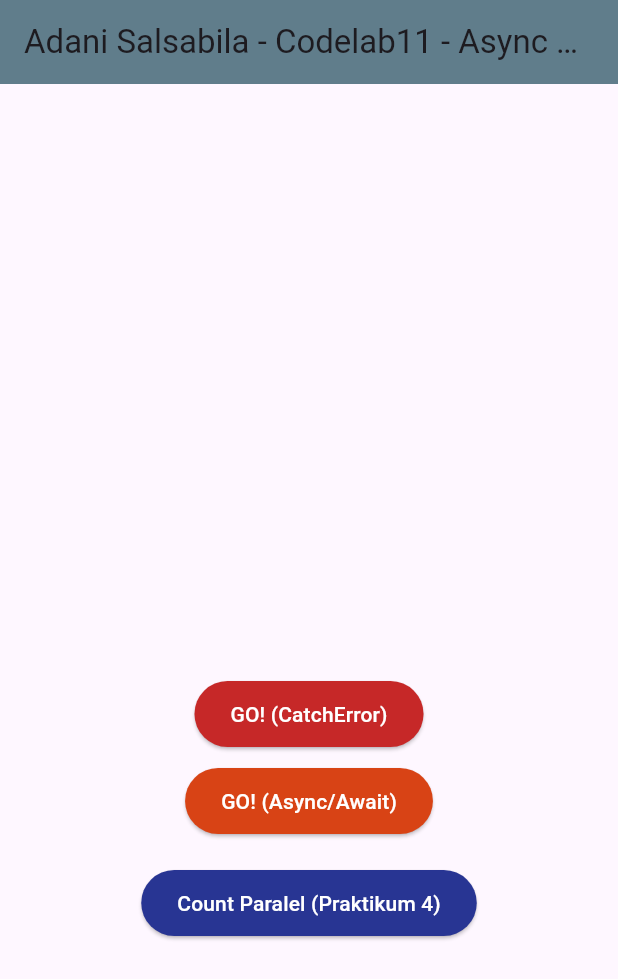
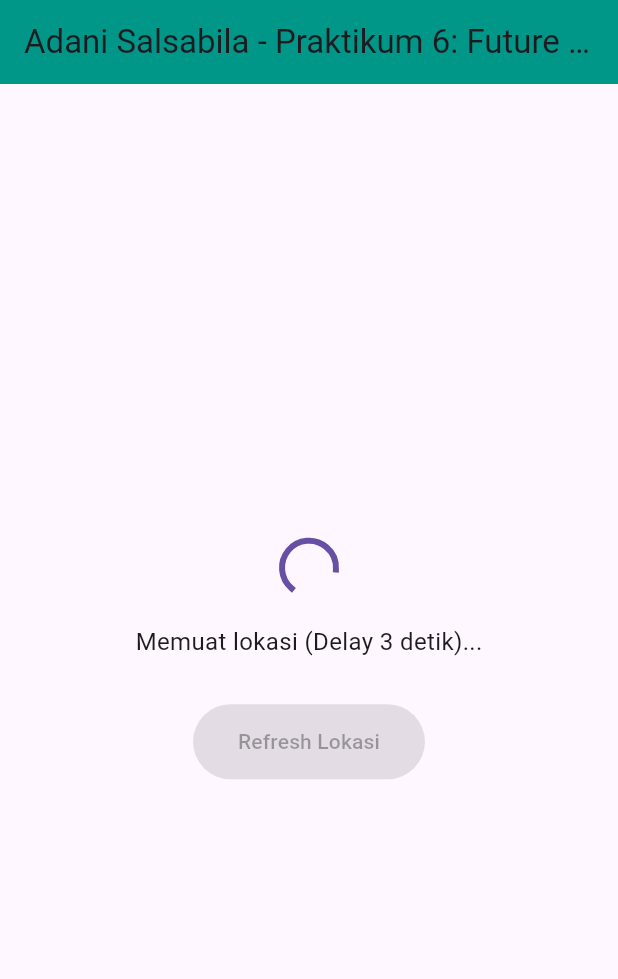
Before and after one commit to adanisalsabila/PemrogramanMobile_AdaniSalsabila_TI3F, a Flutter app: the first screen one second after launch, on a phone screen of 412 x 824 dp. Shown: the top 979 px of the screen. Run offline on Flutter 3.47's test engine with Material 3 defaults, Android fonts, the phone set to English and light mode, and no system bars; our stand-ins replace auto_size_text, camera, geolocator.

Commit message:
Codelab11

```diff
--- /dev/null
+++ b/Codelab11/books/lib/geolocation.dart
@@ -0,0 +1,138 @@
+// lib/geolocation.dart
+
+import 'package:flutter/material.dart';
+import 'package:geolocator/geolocator.dart'; // Import geolocator
+
+// ===========================================
+// Langkah 4: Buat StatefulWidget
+// ===========================================
+class LocationScreen extends StatefulWidget {
+  const LocationScreen({super.key});
+
+  @override
+  State<LocationScreen> createState() => _LocationScreenState();
+}
+
+// ===========================================
+// Langkah 5: Isi kode geolocation.dart
+// ===========================================
+class _LocationScreenState extends State<LocationScreen> {
+  // State: Variabel yang akan menyimpan lokasi dan status loading
+  String _result = 'Tekan tombol untuk mendapatkan lokasi...';
+  Position? _currentPosition;
+  bool _isLoading = false; // Digunakan untuk menampilkan CircularProgressIndicator
+
+  @override
+  void initState() {
+    super.initState();
+    // Panggil method getPosition saat widget pertama kali dibuat
+    getPosition();
+  }
+
+  // Method async untuk mendapatkan posisi GPS
+  Future<void> getPosition() async {
+    // 1. Set loading state
+    setState(() {
+      _isLoading = true;
+      _result = 'Sedang mencari lokasi...';
+    });
+
+    try {
+      // Cek apakah layanan lokasi aktif
+      bool serviceEnabled = await Geolocator.isLocationServiceEnabled();
+      if (!serviceEnabled) {
+        throw Exception('Layanan lokasi tidak aktif.');
+      }
+
+      // Cek izin akses lokasi
+      LocationPermission permission = await Geolocator.checkPermission();
+      if (permission == LocationPermission.denied) {
+        permission = await Geolocator.requestPermission();
+        if (permission == LocationPermission.denied) {
+          throw Exception('Izin lokasi ditolak.');
+        }
+      }
+      if (permission == LocationPermission.deniedForever) {
+        throw Exception('Izin lokasi ditolak permanen. Silakan ubah di pengaturan.');
+      }
+
+      // ===========================================
+      // Soal 12: Tambahkan delay di sini
+      await Future.delayed(const Duration(seconds: 3));
+      // ===========================================
+
+      // Ambil posisi saat ini
+      Position position = await Geolocator.getCurrentPosition(
+          desiredAccuracy: LocationAccuracy.high);
+
+      // 2. Update state setelah mendapatkan posisi
+      setState(() {
+        _currentPosition = position;
+        _result =
+          'Lat: ${_currentPosition!.latitude.toStringAsFixed(6)}\n'
+          'Long: ${_currentPosition!.longitude.toStringAsFixed(6)}';
+        _isLoading = false;
+      });
+
+    } catch (e) {
+      // 3. Update state jika terjadi error
+      setState(() {
+        _result = 'Gagal mendapatkan lokasi: ${e.toString()}';
+        _isLoading = false;
+      });
+      print(e);
+    }
+  }
+
+  @override
+  Widget build(BuildContext context) {
+    return Scaffold(
+      appBar: AppBar(
+        // Soal 11: Tambahkan nama panggilan
+        title: const Text('Adani Salsabila - Praktikum 6: Future & StatefulWidget'),
+        backgroundColor: Colors.teal,
+      ),
+      body: Center(
+        child: Column(
+          mainAxisAlignment: MainAxisAlignment.center,
+          children: <Widget>[
+            // ===========================================
+            // Langkah 8: Tambahkan animasi loading (conditional)
+            // ===========================================
+            if (_isLoading)
+              const Column(
+                children: [
+                  CircularProgressIndicator(),
+                  SizedBox(height: 20),
+                  Text('Memuat lokasi (Delay 3 detik)...', style: TextStyle(fontSize: 16)),
+                ],
+              )
+            else
+              // Tampilkan hasil
+              Padding(
+                padding: const EdgeInsets.all(20.0),
+                child: Text(
+                  _result,
+                  textAlign: TextAlign.center,
+                  style: const TextStyle(fontSize: 20, fontWeight: FontWeight.bold),
+                ),
+              ),
+
+            const SizedBox(height: 30),
+
+            // Tombol untuk memuat ulang lokasi
+            ElevatedButton(
+              onPressed: _isLoading ? null : getPosition, // Disable saat loading
+              style: ElevatedButton.styleFrom(
+                backgroundColor: Colors.teal,
+                foregroundColor: Colors.white,
+                padding: const EdgeInsets.symmetric(horizontal: 30, vertical: 15),
+              ),
+              child: const Text('Refresh Lokasi'),
+            ),
+          ],
+        ),
+      ),
+    );
+  }
+}
--- a/Codelab11/books/lib/main.dart
+++ b/Codelab11/books/lib/main.dart
@@ -1,7 +1,250 @@
+// import 'package:flutter/material.dart';
+// import 'package:http/http.dart' as http;
+// import 'dart:async'; // dart:async (untuk Future, Completer)
+// // import 'package:async/async.dart'; // FutureGroup memerlukan impor ini
+// import 'package:books/geolocation.dart'; // Import file baru
+
+// void main() => runApp(const MyApp());
+
+// class MyApp extends StatelessWidget {
+//   const MyApp({super.key});
+
+//   @override
+//   Widget build(BuildContext context) {
+//     return MaterialApp(
+//       title: 'Pemrograman Asynchronous Flutter',
+//       theme: ThemeData(primarySwatch: Colors.blue),
+//       // home: const FuturePage(),
+//       home: const LocationScreen(),
+//     );
+//   }
+// }
+
+// class FuturePage extends StatefulWidget {
+//   const FuturePage({super.key});
+
+//   @override
+//   State<FuturePage> createState() => _FuturePageState();
+// }
+
+// class _FuturePageState extends State<FuturePage> {
+//   // Variabel untuk menyimpan hasil data
+//   String result = '';
+//   // Variabel untuk mengontrol status loading
+//   bool isDataLoading = false;
+
+//   // Praktikum 1: Method untuk mengambil data (Tidak digunakan)
+//   Future<http.Response> getData() {
+//     const String path = 'https://www.googleapis.com/books/v1/volumes/pJmyEAAAQBAJ';
+//     final Uri uri = Uri.parse(path);
+//     return http.get(uri);
+//   }
+
+//   // Praktikum 2: Tiga method async/await yang masing-masing 3 detik
+//   Future<int> returnOneAsync() async {
+//     await Future.delayed(const Duration(seconds: 3));
+//     return 1;
+//   }
+
+//   Future<int> returnTwoAsync() async {
+//     await Future.delayed(const Duration(seconds: 3));
+//     return 2;
+//   }
+
+//   Future<int> returnThreeAsync() async {
+//     await Future.delayed(const Duration(seconds: 3));
+//     return 3;
+//   }
+
+//   // Praktikum 2: Metode yang menjalankan Future secara BERURUTAN (Total 9 detik)
+//   Future<int> count() async {
+//     int total = 0;
+//     total += await returnOneAsync(); // 3s
+//     total += await returnTwoAsync(); // + 3s
+//     total += await returnThreeAsync(); // + 3s
+//     return total;
+//   }
+
+//   // =======================================================
+//   // Praktikum 3: Menggunakan Completer (Kode dipertahankan)
+//   late Completer completer;
+
+//   Future getNumber() {
+//     completer = Completer<int>();
+//     calculate();
+//     return completer.future;
+//   }
+
+//   Future calculate() async {
+//     await Future.delayed(const Duration(seconds : 3));
+//     completer.complete(42);
+//   }
+//   // =======================================================
+
+//   // Praktikum 4: Memanggil Future secara PARALEL
+//   Future<int> countParalel() async {
+//     final results = await Future.wait<int>([
+//       returnOneAsync(),
+//       returnTwoAsync(),
+//       returnThreeAsync(),
+//     ]);
+//     int total = results.reduce((sum, element) => sum + element);
+//     return total;
+//   }
+
+//   // =======================================================
+//   // Praktikum 5: Menangani Respon Error pada Async Code
+
+//   // Langkah 1: Method yang akan melempar error
+//   Future<String> getError() async {
+//     await Future.delayed(const Duration(seconds: 2));
+//     throw Exception('Simulasi Kegagalan Data (Praktikum 5)');
+//   }
+
+//   // Langkah 4: Method untuk menangani error menggunakan pola async/await
+//   Future<void> handleErrorAsync() async {
+//     try {
+//       // Panggil Future yang berpotensi gagal
+//       await getError();
+//     } catch (e) {
+//       // Tangkap error dan perbarui UI
+//       setState(() {
+//         result = 'Error Ditangani (Async/Await): ${e.toString()}';
+//         isDataLoading = false;
+//       });
+//       // Menampilkan di console untuk konfirmasi bahwa error tertangani
+//       print('Complete: Error tertangani dengan async/await');
+//     }
+//   }
+
+//   // =======================================================
+
+
+//   @override
+//   Widget build(BuildContext context) {
+//     return Scaffold(
+//       appBar: AppBar(
+//         title: const Text('Adani Salsabila - Codelab11 - Async Programming'),
+//         backgroundColor: Colors.blueGrey,
+//       ),
+//       body: Center(
+//         child: Column(
+//           children: <Widget>[
+//             const Spacer(),
+//             Expanded(
+//               child: Center(
+//                 child: isDataLoading
+//                     ? const CircularProgressIndicator()
+//                     : Padding(
+//                         padding: const EdgeInsets.all(16.0),
+//                         child: Text(
+//                           result,
+//                           textAlign: TextAlign.center,
+//                           style: const TextStyle(fontSize: 16, fontWeight: FontWeight.w500),
+//                         ),
+//                       ),
+//               ),
+//             ),
+
+//             // Praktikum 5, Langkah 2: Menangani error menggunakan .catchError()
+//             ElevatedButton(
+//               style: ElevatedButton.styleFrom(
+//                 padding: const EdgeInsets.symmetric(horizontal: 24, vertical: 12),
+//                 backgroundColor: Colors.red[800], // Warna untuk error handling
+//                 foregroundColor: Colors.white,
+//               ),
+//               onPressed: () {
+//                 setState(() {
+//                   isDataLoading = true;
+//                   result = 'Loading... Menunggu 2 detik untuk hasil error.';
+//                 });
+
+//                 // Panggil Future yang berpotensi gagal, dan gunakan .catchError()
+//                 getError().then((value) {
+//                   // Blok ini hanya dieksekusi jika sukses (tidak akan dieksekusi)
+//                   setState(() {
+//                     result = 'Sukses: $value';
+//                     isDataLoading = false;
+//                   });
+//                 }).catchError((e) {
+//                   // Blok ini dieksekusi karena ada error
+//                   setState(() {
+//                     result = 'Error Ditangani (.catchError): ${e.toString()}';
+//                     isDataLoading = false;
+//                   });
+//                   // Menampilkan di console
+//                   print('Complete: Error tertangani dengan .catchError()');
+//                 });
+
+//               },
+//               child: const Text('GO! (CatchError)'),
+//             ),
+
+//             const SizedBox(height: 10),
+
+//             // Praktikum 5, Soal 10: Menangani error menggunakan handleErrorAsync (async/await)
+//             ElevatedButton(
+//               style: ElevatedButton.styleFrom(
+//                 padding: const EdgeInsets.symmetric(horizontal: 24, vertical: 12),
+//                 backgroundColor: Colors.deepOrange[800], // Warna untuk async/await error handling
+//                 foregroundColor: Colors.white,
+//               ),
+//               onPressed: () async {
+//                  setState(() {
+//                    isDataLoading = true;
+//                    result = 'Loading... Menunggu 2 detik untuk hasil error.';
+//                  });
+//                  // Panggil method yang sudah menangani error menggunakan try-catch
+//                  await handleErrorAsync();
+//               },
+//               child: const Text('GO! (Async/Await)'),
+//             ),
+
+//             const SizedBox(height: 20),
+
+//             // Tombol Praktikum 4 (Paralel: 3 detik)
+//             ElevatedButton(
+//               style: ElevatedButton.styleFrom(
+//                 padding: const EdgeInsets.symmetric(horizontal: 24, vertical: 12),
+//                 backgroundColor: Colors.indigo[800],
+//                 foregroundColor: Colors.white,
+//               ),
+//               onPressed: () async {
+//                 setState(() {
+//                   isDataLoading = true;
+//                   result = 'Counting PARALEL... Please wait 3 seconds.';
+//                 });
+
+//                 try {
+//                   int total = await countParalel();
+
+//                   setState(() {
+//                     result = 'Total Paralel: $total (Time saved: 6 seconds!)';
+//                     isDataLoading = false;
+//                   });
+//                 } catch (e) {
+//                   setState(() {
+//                     result = 'Error Paralel: ${e.toString()}';
+//                     isDataLoading = false;
+//                   });
+//                 }
+//               },
+//               child: const Text('Count Paralel (Praktikum 4)'),
+//             ),
+
+//             const Spacer(),
+//           ],
+//         ),
+//       ),
+//     );
+//   }
+// }
+
+// lib/main.dart
+
 import 'package:flutter/material.dart';
-import 'package:http/http.dart' as http;
-import 'dart:async'; // dart:async (untuk Future, Completer)
-// import 'package:async/async.dart'; // FutureGroup memerlukan impor ini
+// import 'package:http/http.dart' as http; // Tidak diperlukan lagi untuk Praktikum 6
+import 'package:books/geolocation.dart'; // Import file baru
 
 void main() => runApp(const MyApp());
 
@@ -11,229 +254,15 @@ class MyApp extends StatelessWidget {
 @override
 Widget build(BuildContext context) {
 return MaterialApp(
-      title: 'Pemrograman Asynchronous Flutter',
-      theme: ThemeData(primarySwatch: Colors.blue),
-      home: const FuturePage(),
+title: 'Adani Salsabila - Pemrograman Asynchronous Flutter',
+theme: ThemeData(primarySwatch: Colors.teal), // Ganti warna primary
+// home: const FuturePage(), // <-- Baris ini dinonaktifkan
+// home: const LocationScreen(), // <-- Panggil screen baru
+home: LocationScreen(),
  );
  }
 }
 
-class FuturePage extends StatefulWidget {
-  const FuturePage({super.key});
-
-  @override
-  State<FuturePage> createState() => _FuturePageState();
-}
-
-class _FuturePageState extends State<FuturePage> {
-  // Variabel untuk menyimpan hasil data
-  String result = '';
-  // Variabel untuk mengontrol status loading
-  bool isDataLoading = false;
-
-  // Praktikum 1: Method untuk mengambil data (Tidak digunakan)
-  Future<http.Response> getData() {
-    const String path = 'https://www.googleapis.com/books/v1/volumes/pJmyEAAAQBAJ';
-    final Uri uri = Uri.parse(path);
-    return http.get(uri);
-  }
-
-  // Praktikum 2: Tiga method async/await yang masing-masing 3 detik
-  Future<int> returnOneAsync() async {
-    await Future.delayed(const Duration(seconds: 3));
-    return 1;
-  }
-
-  Future<int> returnTwoAsync() async {
-    await Future.delayed(const Duration(seconds: 3));
-    return 2;
-  }
-
-  Future<int> returnThreeAsync() async {
-    await Future.delayed(const Duration(seconds: 3));
-    return 3;
-  }
-
-  // Praktikum 2: Metode yang menjalankan Future secara BERURUTAN (Total 9 detik)
-  Future<int> count() async {
-    int total = 0;
-    total += await returnOneAsync(); // 3s
-    total += await returnTwoAsync(); // + 3s
-    total += await returnThreeAsync(); // + 3s
-    return total;
-  }
-
-  // =======================================================
-  // Praktikum 3: Menggunakan Completer (Kode dipertahankan)
-  late Completer completer;
-
-  Future getNumber() {
-    completer = Completer<int>();
-    calculate();
-    return completer.future;
-  }
-
-  Future calculate() async {
-    await Future.delayed(const Duration(seconds : 3));
-    completer.complete(42);
-  }
-  // =======================================================
-
-  // Praktikum 4: Memanggil Future secara PARALEL
-  Future<int> countParalel() async {
-    final results = await Future.wait<int>([
-      returnOneAsync(),
-      returnTwoAsync(),
-      returnThreeAsync(),
-    ]);
-    int total = results.reduce((sum, element) => sum + element);
-    return total;
-  }
-
-  // =======================================================
-  // Praktikum 5: Menangani Respon Error pada Async Code
-
-  // Langkah 1: Method yang akan melempar error
-  Future<String> getError() async {
-    await Future.delayed(const Duration(seconds: 2));
-    throw Exception('Simulasi Kegagalan Data (Praktikum 5)');
-  }
-
-  // Langkah 4: Method untuk menangani error menggunakan pola async/await
-  Future<void> handleErrorAsync() async {
-    try {
-      // Panggil Future yang berpotensi gagal
-      await getError();
-    } catch (e) {
-      // Tangkap error dan perbarui UI
-      setState(() {
-        result = 'Error Ditangani (Async/Await): ${e.toString()}';
-        isDataLoading = false;
-      });
-      // Menampilkan di console untuk konfirmasi bahwa error tertangani
-      print('Complete: Error tertangani dengan async/await');
-    }
-  }
-
-  // =======================================================
-
-
-  @override
-  Widget build(BuildContext context) {
-    return Scaffold(
-      appBar: AppBar(
-        title: const Text('Adani Salsabila - Codelab11 - Async Programming'),
-        backgroundColor: Colors.blueGrey,
-      ),
-      body: Center(
-        child: Column(
-          children: <Widget>[
-            const Spacer(),
-            Expanded(
-              child: Center(
-                child: isDataLoading
-                    ? const CircularProgressIndicator()
-                    : Padding(
-                        padding: const EdgeInsets.all(16.0),
-                        child: Text(
-                          result,
-                          textAlign: TextAlign.center,
-                          style: const TextStyle(fontSize: 16, fontWeight: FontWeight.w500),
-                        ),
-                      ),
-              ),
-            ),
-
-            // Praktikum 5, Langkah 2: Menangani error menggunakan .catchError()
-            ElevatedButton(
-              style: ElevatedButton.styleFrom(
-                padding: const EdgeInsets.symmetric(horizontal: 24, vertical: 12),
-                backgroundColor: Colors.red[800], // Warna untuk error handling
-                foregroundColor: Colors.white,
-              ),
-              onPressed: () {
-                setState(() {
-                  isDataLoading = true;
-                  result = 'Loading... Menunggu 2 detik untuk hasil error.';
-                });
-
-                // Panggil Future yang berpotensi gagal, dan gunakan .catchError()
-                getError().then((value) {
-                  // Blok ini hanya dieksekusi jika sukses (tidak akan dieksekusi)
-                  setState(() {
-                    result = 'Sukses: $value';
-                    isDataLoading = false;
-                  });
-                }).catchError((e) {
-                  // Blok ini dieksekusi karena ada error
-                  setState(() {
-                    result = 'Error Ditangani (.catchError): ${e.toString()}';
-                    isDataLoading = false;
-                  });
-                  // Menampilkan di console
-                  print('Complete: Error tertangani dengan .catchError()');
-                });
-
-              },
-              child: const Text('GO! (CatchError)'),
-            ),
-
-            const SizedBox(height: 10),
-
-            // Praktikum 5, Soal 10: Menangani error menggunakan handleErrorAsync (async/await)
-            ElevatedButton(
-              style: ElevatedButton.styleFrom(
-                padding: const EdgeInsets.symmetric(horizontal: 24, vertical: 12),
-                backgroundColor: Colors.deepOrange[800], // Warna untuk async/await error handling
-                foregroundColor: Colors.white,
-              ),
-              onPressed: () async {
-                 setState(() {
-                   isDataLoading = true;
-                   result = 'Loading... Menunggu 2 detik untuk hasil error.';
-                 });
-                 // Panggil method yang sudah menangani error menggunakan try-catch
-                 await handleErrorAsync();
-              },
-              child: const Text('GO! (Async/Await)'),
-            ),
-
-            const SizedBox(height: 20),
-
-            // Tombol Praktikum 4 (Paralel: 3 detik)
-            ElevatedButton(
-              style: ElevatedButton.styleFrom(
-                padding: const EdgeInsets.symmetric(horizontal: 24, vertical: 12),
-                backgroundColor: Colors.indigo[800],
-                foregroundColor: Colors.white,
-              ),
-              onPressed: () async {
-                setState(() {
-                  isDataLoading = true;
-                  result = 'Counting PARALEL... Please wait 3 seconds.';
-                });
-
-                try {
-                  int total = await countParalel();
-
-                  setState(() {
-                    result = 'Total Paralel: $total (Time saved: 6 seconds!)';
-                    isDataLoading = false;
-                  });
-                } catch (e) {
-                  setState(() {
-                    result = 'Error Paralel: ${e.toString()}';
-                    isDataLoading = false;
-                  });
-                }
-              },
-              child: const Text('Count Paralel (Praktikum 4)'),
-            ),
-
-            const Spacer(),
-          ],
-        ),
-      ),
-    );
-  }
-}
+// Catatan: Class FuturePage dapat Anda hapus atau biarkan di sini,
+// asalkan home: menunjuk ke LocationScreen().
+// ...
--- a/Codelab11/books/pubspec.yaml
+++ b/Codelab11/books/pubspec.yaml
@@ -35,6 +35,7 @@ dependencies:
   # Use with the CupertinoIcons class for iOS style icons.
   cupertino_icons: ^1.0.8
   http: ^1.5.0
+  geolocator: ^14.0.2
 
 dev_dependencies:
   flutter_test:
```
Also changed, not shown: Codelab11/books/pubspec.lock, 4 other files. Lines whose indentation alone changed are shown as unchanged.
